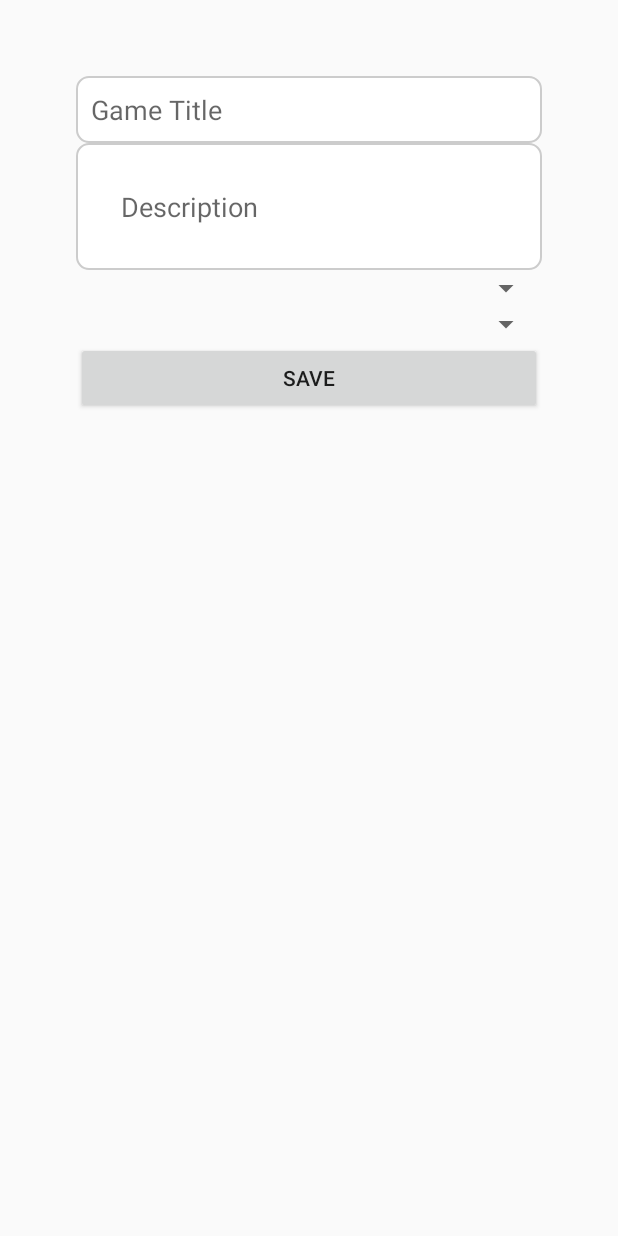
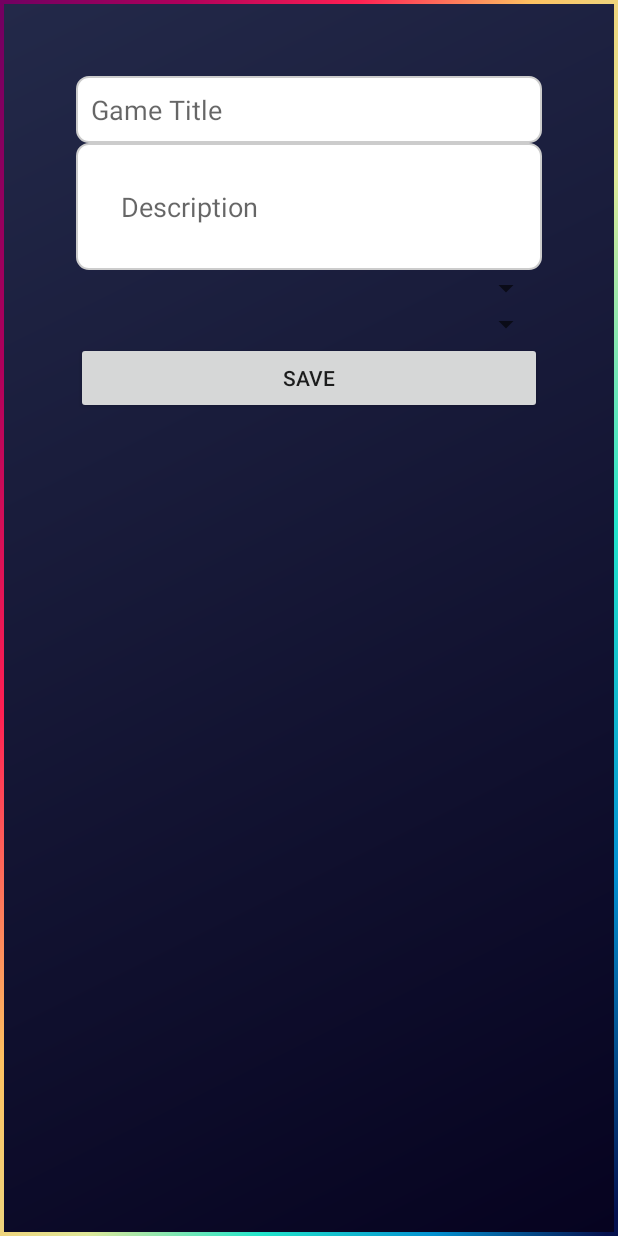
Before and after one commit to Rictrix10/Play2Plat_TPCM, an Android app built with Jetpack Compose: the layout activity_add_new_game.xml on its own in the app's theme, with its tools: preview values and no code run, on a phone screen of 412 x 824 dp. Run offline under Robolectric (Android 15) with nearby library versions, the phone set to English and light mode, and no system bars.

Commit message:
Melhoria na utilização do design do background

```diff
--- /dev/null
+++ b/app/src/main/res/drawable/background_border.xml
@@ -0,0 +1,12 @@
+<?xml version="1.0" encoding="utf-8"?>
+<layer-list xmlns:android="http://schemas.android.com/apk/res/android">
+    <!-- Border -->
+    <item android:drawable="@drawable/details" />
+
+    <!-- Background -->
+    <item android:drawable="@drawable/background"
+        android:left="3dp"
+        android:right="3dp"
+        android:top="3dp"
+        android:bottom="3dp"/>
+</layer-list>
--- a/app/src/main/res/layout/activity_add_new_game.xml
+++ b/app/src/main/res/layout/activity_add_new_game.xml
@@ -4,7 +4,8 @@
     xmlns:tools="http://schemas.android.com/tools"
     android:layout_width="match_parent"
     android:layout_height="match_parent"
-    android:padding="25sp">
+    android:padding="25sp"
+    android:background="@drawable/background_border">
 
     <LinearLayout
         android:id="@+id/ll_main_layout_add_report"
```
Also changed, not shown: app/src/main/res/layout/activity_intro_page.xml (+8 -15 lines).
